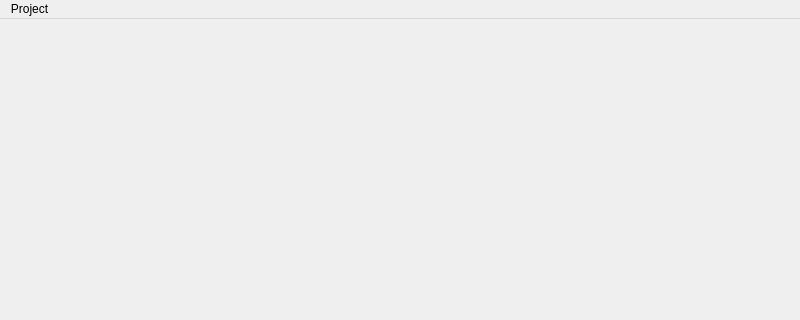
First picture: the form in NomadEditor/UI/MainWindow.ui, repository 0x55555555/Nomad, before the edit; both pictures show x 0 to 800 and y 0 to 320 of the 800 by 600 pixel window.
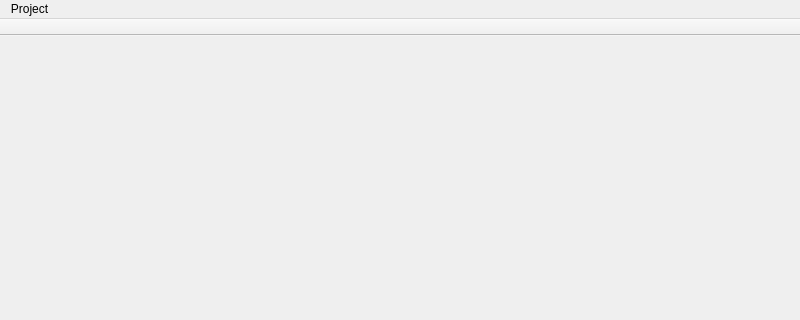
Second picture: the form after the edit.

What changed in the file:
```diff
--- a/NomadEditor/UI/MainWindow.ui
+++ b/NomadEditor/UI/MainWindow.ui
@@ -36,6 +36,20 @@
    <addaction name="menuFile"/>
   </widget>
   <widget class="QStatusBar" name="statusbar"/>
+  <widget class="QToolBar" name="toolBar">
+   <property name="windowTitle">
+    <string>toolBar</string>
+   </property>
+   <property name="movable">
+    <bool>false</bool>
+   </property>
+   <attribute name="toolBarArea">
+    <enum>TopToolBarArea</enum>
+   </attribute>
+   <attribute name="toolBarBreak">
+    <bool>false</bool>
+   </attribute>
+  </widget>
   <action name="actionNew_Project">
    <property name="text">
     <string>New Project</string>
```
